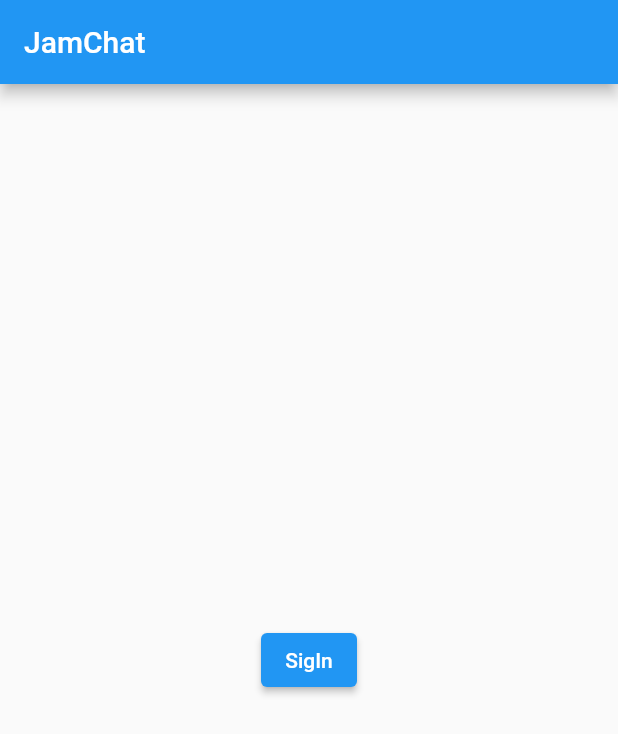
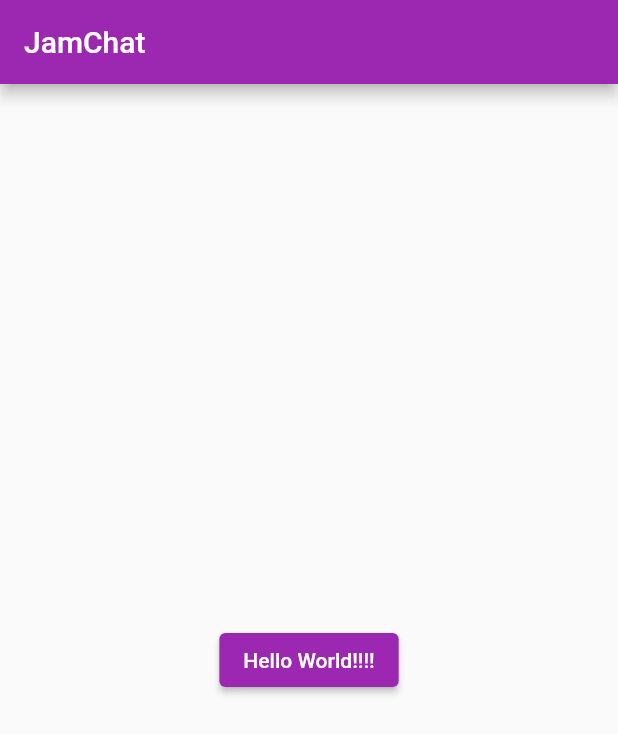
Before and after one commit to jamt0/JamChat, a Flutter app: the screen it shows after launch, on a phone screen of 412 x 824 dp. Shown: the top 734 px of the screen. Run offline on Flutter 3.47's test engine with Material 2 defaults, Android fonts, the light colour scheme and no system bars; generated files the repository leaves out were written again.

Commit message:
Add MultiLanguage

```diff
--- /dev/null
+++ b/l10n.yaml
@@ -0,0 +1,3 @@
+arb-dir: lib/src/lang
+template-arb-file: app_en.arb
+output-localization-file: app_localizations.dart
--- a/lib/src/app.dart
+++ b/lib/src/app.dart
@@ -1,4 +1,5 @@
 import 'package:flutter/material.dart';
+import 'package:flutter_gen/gen_l10n/app_localizations.dart';
 import 'pages/Home/index.dart';
 import 'pages/SignIn/index.dart';
 
@@ -8,12 +9,14 @@ class MyApp extends StatelessWidget {
     return MaterialApp(
       title: 'JamChat',
       theme: ThemeData(
-        primarySwatch: Colors.blue,
+        primarySwatch: Colors.purple,
       ),
       home: Home(),
       routes: {
         '/signIn': (context) => SignIn(),
       },
+      localizationsDelegates: AppLocalizations.localizationsDelegates,
+      supportedLocales: AppLocalizations.supportedLocales,
     );
   }
 }
--- /dev/null
+++ b/lib/src/lang/app_en.arb
@@ -0,0 +1,7 @@
+{
+  "title": "JamasdChat",
+  "helloWorld": "Hello World!!!!",
+  "@helloWorld": {
+    "description": "The conventional newborn programmer greeting"
+  }
+}
--- /dev/null
+++ b/lib/src/lang/app_es.arb
@@ -0,0 +1,4 @@
+{
+  "title": "JamCasdhat",
+  "helloWorld": "Hola Mundo!"
+}
--- a/lib/src/pages/Home/view.dart
+++ b/lib/src/pages/Home/view.dart
@@ -1,5 +1,5 @@
 import 'package:flutter/material.dart';
-
+import 'package:flutter_gen/gen_l10n/app_localizations.dart';
 class View extends StatelessWidget {
   final String title;
 
@@ -19,7 +19,7 @@ class View extends StatelessWidget {
               onPressed: () {
                 Navigator.pushNamed(context, '/signIn');
               },
-              child: Text('SigIn'),
+              child: Text(AppLocalizations.of(context)!.helloWorld),
             ),
           ],
         ),
```
Also changed, not shown: pubspec.yaml (+6 -4 lines), pubspec.lock.
